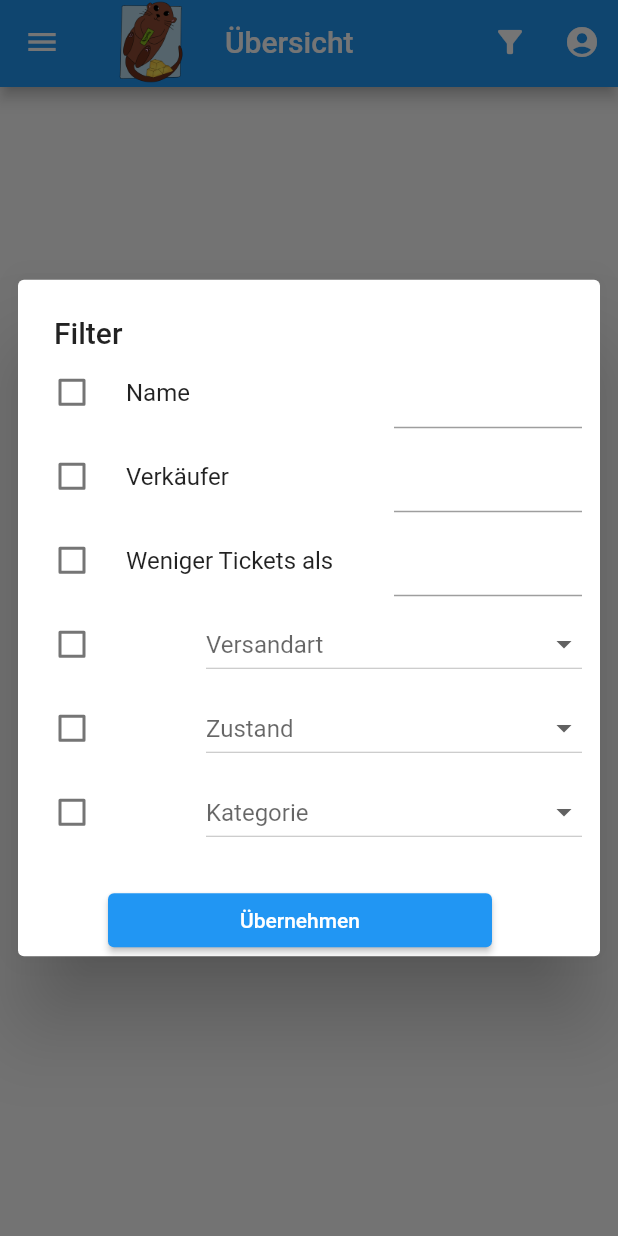
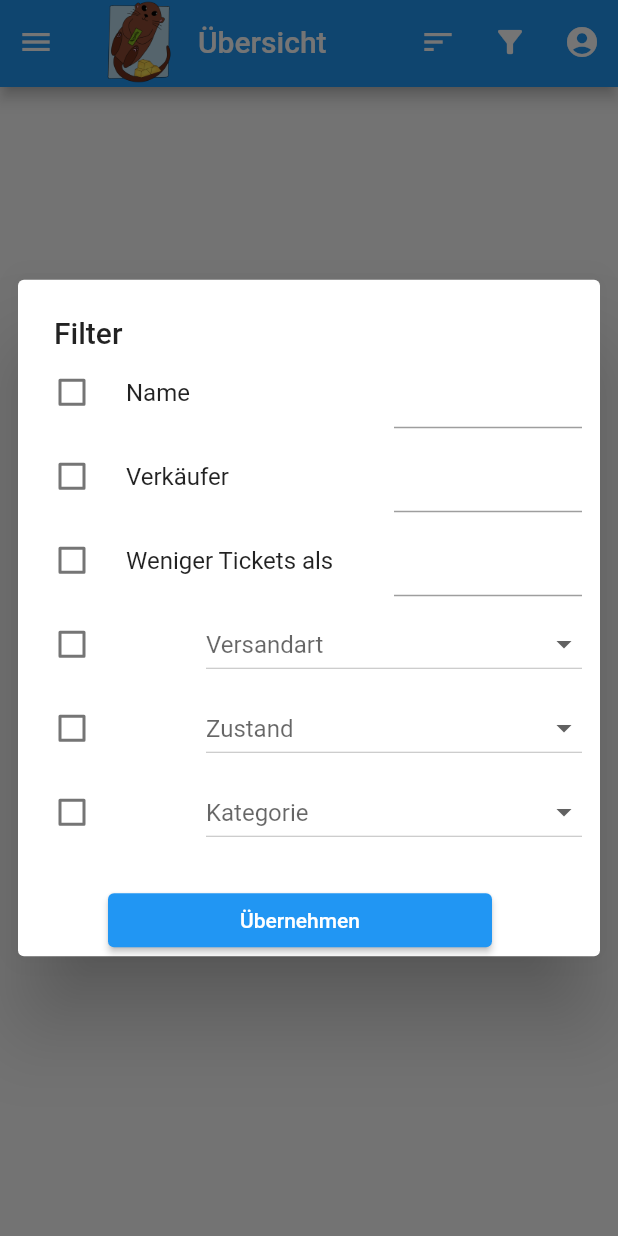
Before and after one commit to DustinHolm/lottery_app, a Flutter app: the OverviewPage screen opened by its route, after a tap on the "filter alt" icon, on a phone screen of 412 x 824 dp. Run offline on Flutter 3.47's test engine with Material 2 defaults, Android fonts, the light colour scheme and no system bars; our stand-ins replace cloud_firestore, firebase_auth, firebase_core, firebase_storage, google_sign_in, image_picker and 3 more; accounts and stored records are empty.

Commit message:
Added sorting

```diff
--- a/lib/components/app_bar/lottery_app_bar.dart
+++ b/lib/components/app_bar/lottery_app_bar.dart
@@ -3,24 +3,25 @@ import 'package:lottery_app/components/app_bar/filter_button.dart';
 import 'package:lottery_app/components/app_bar/user_dialog_button.dart';
 
 class LotteryAppBar extends StatelessWidget implements PreferredSizeWidget {
-  const LotteryAppBar({required this.title, this.filterButton, this.notifyParent, Key? key}) : super(key: key);
+  const LotteryAppBar({required this.title, this.actions = const [], this.notifyParent, Key? key}) : super(key: key);
 
   final String title;
-  final FilterButton? filterButton;
+  final List<Widget> actions;
   final Function? notifyParent;
 
   @override
   Widget build(BuildContext context) {
     return AppBar(
+      leadingWidth: 48,
       title: Row(
         children: [
           SizedBox(child: Image.asset("assets/logo.png"), height: 83),
-          const SizedBox(width: 20),
+          const SizedBox(width: 10),
           Text(title),
         ],
       ),
       actions: [
-        if (filterButton != null) filterButton!,
+        ...actions,
         UserDialogButton(notifyParent: notifyParent),
       ],
     );
--- /dev/null
+++ b/lib/components/app_bar/sort_button.dart
@@ -0,0 +1,29 @@
+import 'package:flutter/material.dart';
+import 'package:lottery_app/filter/i_transform.dart';
+
+import '../sort_dialog.dart';
+
+class SortButton extends StatelessWidget {
+  const SortButton({required this.transformations,
+required this.handleTransformationsUpdate,
+Key? key})
+: super(key: key);
+
+final List<ITransform> transformations;
+final Function(List<ITransform>) handleTransformationsUpdate;
+
+@override
+Widget build(BuildContext context) {
+  return IconButton(
+      icon: const Icon(Icons.sort),
+      onPressed: () {
+        showDialog(
+          context: context,
+          builder: (context) => SortDialog(
+            transformations: transformations,
+            handleTransformationsUpdate: handleTransformationsUpdate,
+          ),
+        );
+      });
+}
+}
--- a/lib/pages/overview_page.dart
+++ b/lib/pages/overview_page.dart
@@ -2,6 +2,7 @@ import 'package:flutter/material.dart';
 import 'package:flutter/widgets.dart';
 import 'package:lottery_app/components/app_bar/lottery_app_bar.dart';
 import 'package:lottery_app/components/app_bar/filter_button.dart';
+import 'package:lottery_app/components/app_bar/sort_button.dart';
 import 'package:lottery_app/components/lottery_elements/lottery_list_element.dart';
 import 'package:lottery_app/filter/not_ended_filter.dart';
 import 'package:lottery_app/filter/not_owned_filter.dart';
@@ -38,18 +39,26 @@ class _OverviewPageState extends State<OverviewPage> {
         drawer: const Sidebar(),
         appBar: LotteryAppBar(
             title: widget.title,
-          filterButton: FilterButton(
+            actions: [
+              SortButton(
                   transformations: transformations,
                   handleTransformationsUpdate: (List<ITransform> update) =>
                       setState(() => transformations = update)),
-          notifyParent: (() => setState(() {}))),
+              FilterButton(
+                  transformations: transformations,
+                  handleTransformationsUpdate: (List<ITransform> update) =>
+                      setState(() => transformations = update)),
+            ],
+            notifyParent: (() => setState(()
+    {}))),
     body: ListView.builder(
     itemCount: lotteries.length,
     itemBuilder: (context, index) {
     Lottery lottery = lotteries[index];
     return LotteryListElement(lottery: lottery);
     },
-      ),
+    )
+    ,
     );
   }
 }
```
Also changed, not shown: lib/components/sort_dialog.dart (added, +64 -0 lines). Lines whose indentation alone changed are shown as unchanged.
